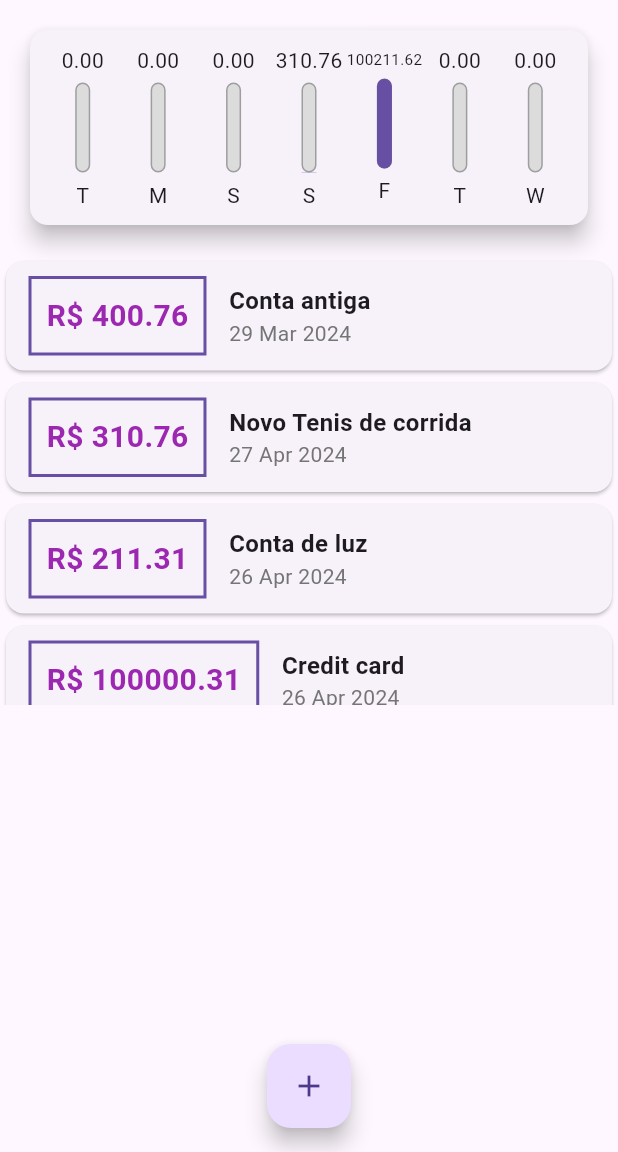
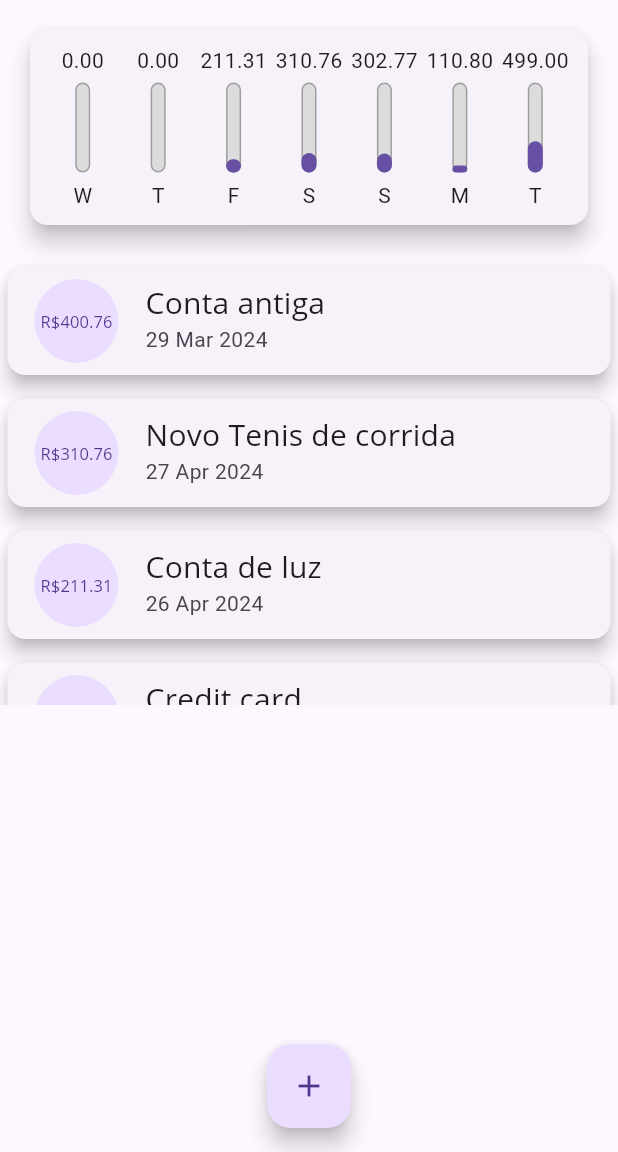
Before and after one commit to Junior580/personalExpensesApp, a Flutter app: the screen it shows after launch, on a phone screen of 412 x 824 dp, the part 84-1236 px from its top. Run offline on Flutter 3.47's test engine with Material 3 defaults, Android fonts, the phone set to English and light mode, and no system bars.

Commit message:
feat: chart_bar component

```diff
--- a/lib/components/chart.dart
+++ b/lib/components/chart.dart
@@ -28,7 +28,7 @@ class Chart extends StatelessWidget {
         "day": DateFormat.E().format(weekDay)[0],
         "value": totalSum,
       };
-    });
+    }).reversed.toList();
   }
 
   double get _weekTotalValue {
--- a/lib/components/chart_bar.dart
+++ b/lib/components/chart_bar.dart
@@ -16,8 +16,11 @@ class ChartBar extends StatelessWidget {
   Widget build(BuildContext context) {
     return Column(
       children: <Widget>[
-        FittedBox(
-          child: Text(value.toStringAsFixed(2)),
+        SizedBox(
+          height: 20,
+          child: FittedBox(
+            child: Text(value.toStringAsFixed(2)),
+          ),
         ),
         const SizedBox(height: 5),
         SizedBox(
--- a/lib/components/transaction_list.dart
+++ b/lib/components/transaction_list.dart
@@ -38,36 +38,25 @@ class TransactionList extends StatelessWidget {
               itemBuilder: (context, index) {
                 final tr = transactions[index];
                 return Card(
-                  child: Row(children: <Widget>[
-                    Container(
-                        margin: const EdgeInsets.symmetric(
-                            horizontal: 15, vertical: 10),
-                        decoration: BoxDecoration(
-                            border: Border.all(
-                          color: Theme.of(context).primaryColor,
-                          width: 2,
-                        )),
-                        padding: const EdgeInsets.all(10),
-                        child: Text('R\$ ${tr.value.toStringAsFixed(2)}',
-                            style: const TextStyle(
-                                fontWeight: FontWeight.bold,
-                                fontSize: 20,
-                                color: Colors.purple))),
-                    Column(
-                      crossAxisAlignment: CrossAxisAlignment.start,
-                      children: [
-                        Text(
-                          tr.title,
-                          style: const TextStyle(
-                              fontSize: 16, fontWeight: FontWeight.bold),
+                  elevation: 5,
+                  margin:
+                      const EdgeInsets.symmetric(vertical: 8, horizontal: 5),
+                  child: ListTile(
+                    leading: CircleAvatar(
+                      radius: 30,
+                      child: Padding(
+                        padding: const EdgeInsets.all(6),
+                        child: FittedBox(
+                          child: Text('R\$${tr.value}'),
                         ),
-                        Text(
-                          DateFormat('d MMM y').format(tr.date),
-                          style: TextStyle(color: Colors.grey[600]),
-                        )
-                      ],
-                    )
-                  ]),
+                      ),
+                    ),
+                    title: Text(
+                      tr.title,
+                      style: Theme.of(context).textTheme.titleMedium,
+                    ),
+                    subtitle: Text(DateFormat('d MMM y').format(tr.date)),
+                  ),
                 );
               },
             ),
--- a/lib/main.dart
+++ b/lib/main.dart
@@ -55,8 +55,26 @@ class _HomePageState extends State<HomePage> {
     Transaction(
       id: 't3',
       title: 'Credit card',
-      value: 100000.31,
-      date: DateTime.now().subtract(const Duration(days: 4)),
+      value: 249.50,
+      date: DateTime.now(),
+    ),
+    Transaction(
+      id: 't4',
+      title: 'Lanche',
+      value: 249.50,
+      date: DateTime.now(),
+    ),
+    Transaction(
+      id: 't5',
+      title: 'Roupas',
+      value: 302.77,
+      date: DateTime.now().subtract(const Duration(days: 2)),
+    ),
+    Transaction(
+      id: 't6',
+      title: 'Jogo do bixo',
+      value: 110.80,
+      date: DateTime.now().subtract(const Duration(days: 1)),
     ),
   ];
 
```
